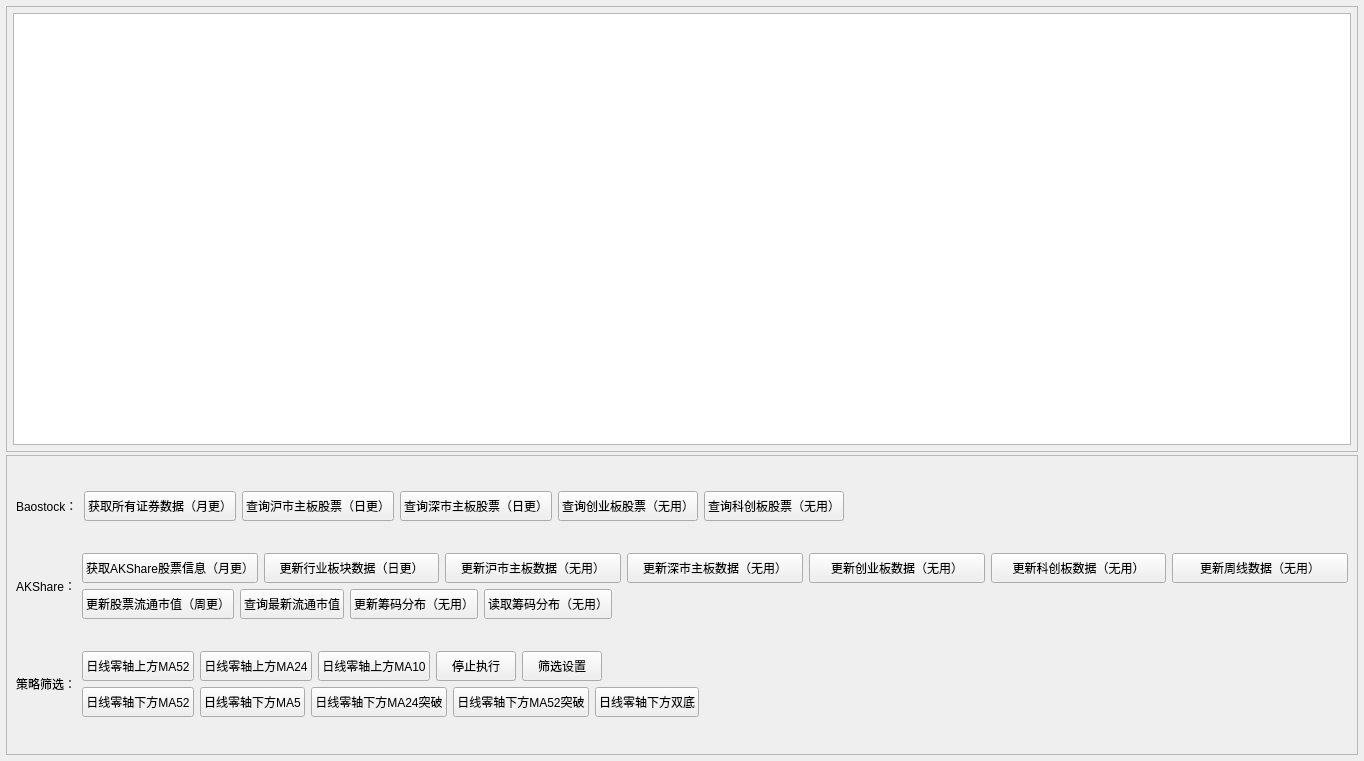
First picture: the form in gui/qt_widgets/main/MainWidget.ui, repository Daydreamer-AI/MPolicy, before the edit.
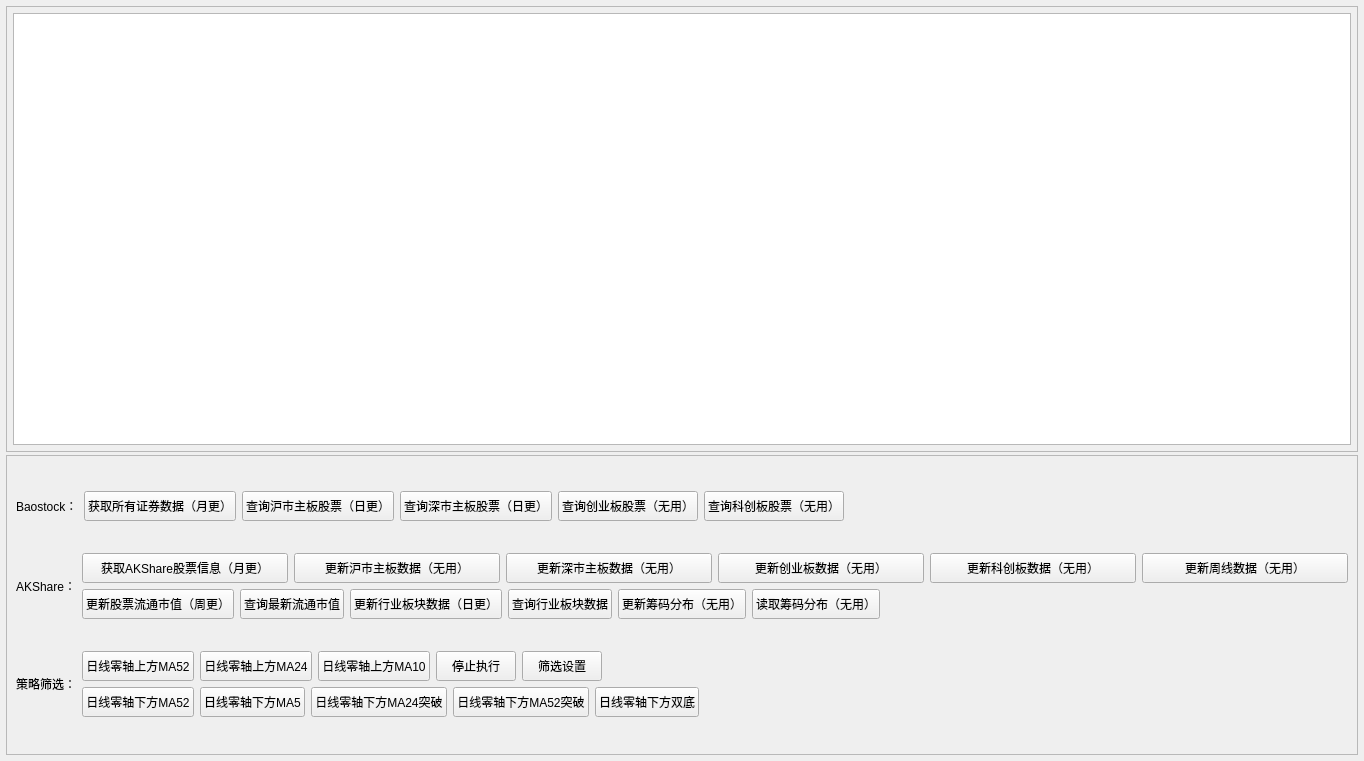
Second picture: the form after the edit.

The edit to the form file:
```diff
--- a/gui/qt_widgets/main/MainWidget.ui
+++ b/gui/qt_widgets/main/MainWidget.ui
@@ -235,25 +235,6 @@
               </property>
              </widget>
             </item>
-            <item>
-             <widget class="QPushButton" name="btn_update_ths_board_industry_data">
-              <property name="minimumSize">
-               <size>
-                <width>0</width>
-                <height>30</height>
-               </size>
-              </property>
-              <property name="maximumSize">
-               <size>
-                <width>16777215</width>
-                <height>30</height>
-               </size>
-              </property>
-              <property name="text">
-               <string>更新行业板块数据（日更）</string>
-              </property>
-             </widget>
-            </item>
             <item>
              <widget class="QPushButton" name="btn_update_sh_main_data">
               <property name="minimumSize">
@@ -391,6 +372,44 @@
               </property>
              </widget>
             </item>
+            <item>
+             <widget class="QPushButton" name="btn_update_ths_board_industry_data">
+              <property name="minimumSize">
+               <size>
+                <width>0</width>
+                <height>30</height>
+               </size>
+              </property>
+              <property name="maximumSize">
+               <size>
+                <width>16777215</width>
+                <height>30</height>
+               </size>
+              </property>
+              <property name="text">
+               <string>更新行业板块数据（日更）</string>
+              </property>
+             </widget>
+            </item>
+            <item>
+             <widget class="QPushButton" name="btn_query_ths_board_industry_data">
+              <property name="minimumSize">
+               <size>
+                <width>0</width>
+                <height>30</height>
+               </size>
+              </property>
+              <property name="maximumSize">
+               <size>
+                <width>16777215</width>
+                <height>30</height>
+               </size>
+              </property>
+              <property name="text">
+               <string>查询行业板块数据</string>
+              </property>
+             </widget>
+            </item>
             <item>
              <widget class="QPushButton" name="btn_update_chip_distribution_data_eastmoney">
               <property name="minimumSize">
```
